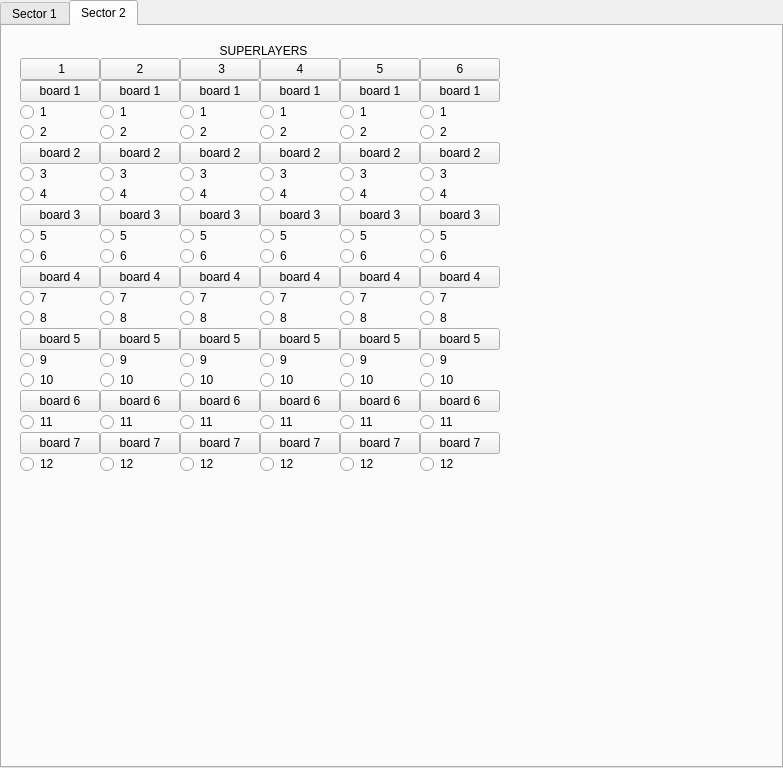
The window that TBTab.ui (JeffersonLab/clas12-dc-wiremap) describes before a commit, drawn with Qt 5.
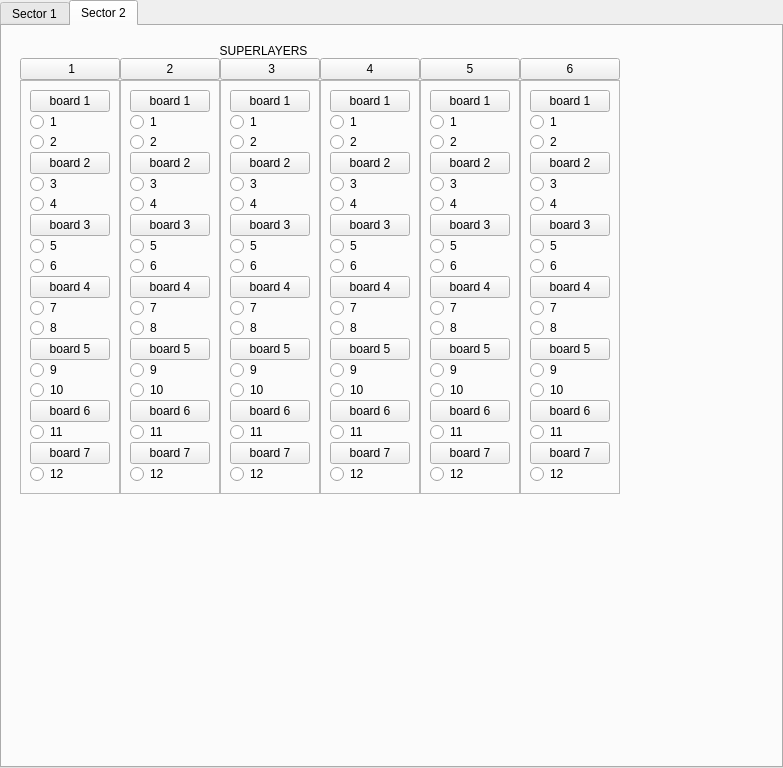
The same window after the commit.

Commit message: with frames

Patch:
```diff
--- a/TBTab.ui
+++ b/TBTab.ui
@@ -118,6 +118,13 @@
             <number>0</number>
            </property>
            <item>
+            <widget class="QFrame" name="">
+             <property name="frameShape">
+              <enum>QFrame::StyledPanel</enum>
+             </property>
+             <property name="frameShadow">
+              <enum>QFrame::Raised</enum>
+             </property>
             <layout class="QVBoxLayout" name="verticalLayout_194">
              <property name="spacing">
               <number>0</number>
@@ -313,10 +320,18 @@
               </widget>
              </item>
             </layout>
+            </widget>
            </item>
           </layout>
          </item>
          <item>
+          <widget class="QFrame" name="">
+           <property name="frameShape">
+            <enum>QFrame::StyledPanel</enum>
+           </property>
+           <property name="frameShadow">
+            <enum>QFrame::Raised</enum>
+           </property>
           <layout class="QVBoxLayout" name="verticalLayout_197">
            <property name="spacing">
             <number>0</number>
@@ -519,6 +534,7 @@
             </layout>
            </item>
           </layout>
+          </widget>
          </item>
          <item>
           <layout class="QVBoxLayout" name="verticalLayout_200">
@@ -526,6 +542,13 @@
             <number>0</number>
            </property>
            <item>
+            <widget class="QFrame" name="">
+             <property name="frameShape">
+              <enum>QFrame::StyledPanel</enum>
+             </property>
+             <property name="frameShadow">
+              <enum>QFrame::Raised</enum>
+             </property>
             <layout class="QVBoxLayout" name="verticalLayout_201">
              <property name="spacing">
               <number>0</number>
@@ -718,6 +741,7 @@
               </widget>
              </item>
             </layout>
+            </widget>
            </item>
           </layout>
          </item>
@@ -727,6 +751,13 @@
             <number>0</number>
            </property>
            <item>
+            <widget class="QFrame" name="">
+             <property name="frameShape">
+              <enum>QFrame::StyledPanel</enum>
+             </property>
+             <property name="frameShadow">
+              <enum>QFrame::Raised</enum>
+             </property>
             <layout class="QVBoxLayout" name="verticalLayout_249">
              <property name="spacing">
               <number>0</number>
@@ -922,10 +953,18 @@
               </widget>
              </item>
             </layout>
+            </widget>
            </item>
           </layout>
          </item>
          <item>
+          <widget class="QFrame" name="">
+           <property name="frameShape">
+            <enum>QFrame::StyledPanel</enum>
+           </property>
+           <property name="frameShadow">
+            <enum>QFrame::Raised</enum>
+           </property>
           <layout class="QVBoxLayout" name="verticalLayout_252">
            <property name="spacing">
             <number>0</number>
@@ -1125,6 +1164,7 @@
             </layout>
            </item>
           </layout>
+          </widget>
          </item>
          <item>
           <layout class="QVBoxLayout" name="verticalLayout_256">
@@ -1132,6 +1172,13 @@
             <number>0</number>
            </property>
            <item>
+            <widget class="QFrame" name="">
+             <property name="frameShape">
+              <enum>QFrame::StyledPanel</enum>
+             </property>
+             <property name="frameShadow">
+              <enum>QFrame::Raised</enum>
+             </property>
             <layout class="QVBoxLayout" name="verticalLayout_257">
              <property name="spacing">
               <number>0</number>
@@ -1327,6 +1374,7 @@
               </widget>
              </item>
             </layout>
+            </widget>
            </item>
           </layout>
          </item>
```
Lines whose indentation alone changed are shown as unchanged.
